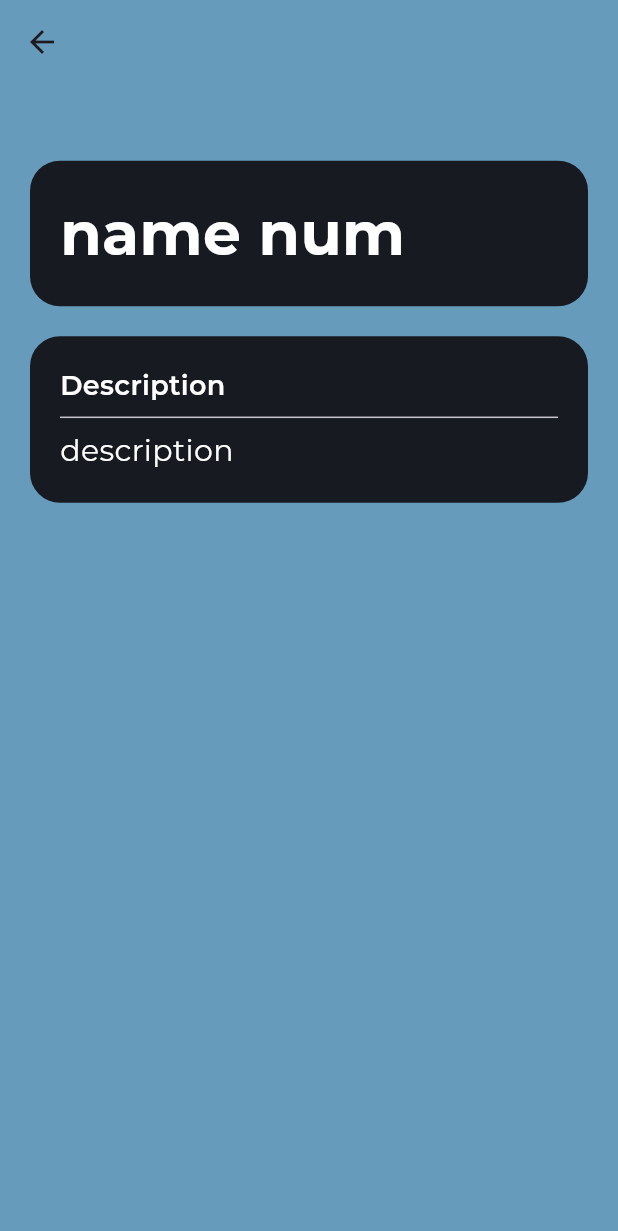
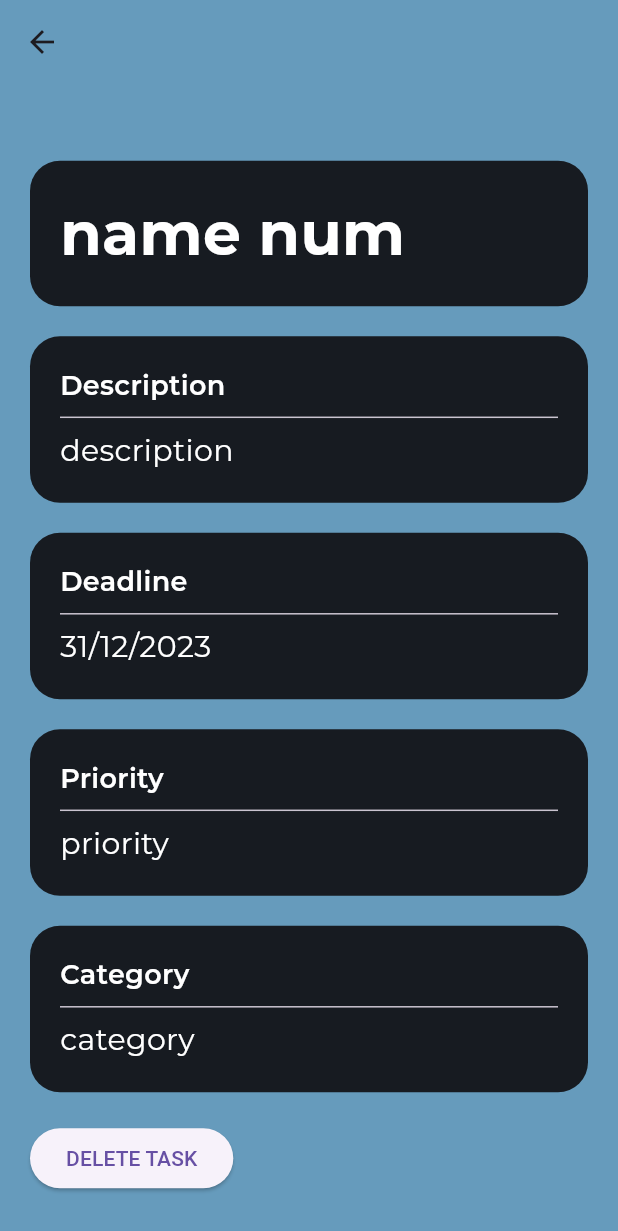
Before and after one commit to kingslayer1312/TaskTrack, a Flutter app: the TaskDetailsScreen screen opened directly with empty values, on a phone screen of 412 x 824 dp. Shown: the top 1231 px of the screen. Run offline on Flutter 3.47's test engine with Material 3 defaults, Android fonts, the phone set to English and light mode, and no system bars; our stand-ins replace google_fonts, sqflite; accounts and stored records are empty; project files that could hold a hidden picture were left out.

Commit message:
worked onn task details screen ui

```diff
--- a/lib/presentation/taskdetails_screen.dart
+++ b/lib/presentation/taskdetails_screen.dart
@@ -62,7 +62,7 @@ class _TaskDetailsScreenState extends State<TaskDetailsScreen> {
         body: Padding(
             padding: const EdgeInsets.fromLTRB(
                 20, 1.2 * kToolbarHeight, 20, 20),
-            child: Expanded(
+            child: SingleChildScrollView(
               child: Column(
                   mainAxisAlignment: MainAxisAlignment.start,
                   crossAxisAlignment: CrossAxisAlignment.start,
@@ -122,6 +122,128 @@ class _TaskDetailsScreenState extends State<TaskDetailsScreen> {
                           ],
                         )
                     ),
+                    SizedBox(
+                      height: 20,
+                    ),
+                    Container(
+                        width: MediaQuery.of(context).size.width,
+                        decoration: BoxDecoration(
+                          color: PolarisTheme.midnightSlate,
+                          borderRadius: BorderRadius.circular(20),
+                        ),
+                        padding: EdgeInsets.all(20),
+                        child: Column(
+                          mainAxisAlignment: MainAxisAlignment.start,
+                          crossAxisAlignment: CrossAxisAlignment.start,
+                          children: [
+                            Text(
+                              "Deadline",
+                              style: GoogleFonts.montserrat(
+                                  fontSize: 18,
+                                  color: PolarisTheme.pureSnow,
+                                  fontWeight: FontWeight.w600
+                              ),
+                            ),
+                            Divider(
+
+                            ),
+                            Text(
+                                "${task.deadline.day}/"
+                                    "${task.deadline.month}/"
+                                    "${task.deadline.year}",
+                                style: GoogleFonts.montserrat(
+                                    fontWeight: FontWeight.normal,
+                                    fontSize: 20,
+                                    color: PolarisTheme.pureSnow
+                                )
+                            ),
+                          ],
+                        )
+                    ),
+                    SizedBox(
+                      height: 20,
+                    ),
+                    Container(
+                        width: MediaQuery.of(context).size.width,
+                        decoration: BoxDecoration(
+                          color: PolarisTheme.midnightSlate,
+                          borderRadius: BorderRadius.circular(20),
+                        ),
+                        padding: EdgeInsets.all(20),
+                        child: Column(
+                          mainAxisAlignment: MainAxisAlignment.start,
+                          crossAxisAlignment: CrossAxisAlignment.start,
+                          children: [
+                            Text(
+                              "Priority",
+                              style: GoogleFonts.montserrat(
+                                  fontSize: 18,
+                                  color: PolarisTheme.pureSnow,
+                                  fontWeight: FontWeight.w600
+                              ),
+                            ),
+                            Divider(
+
+                            ),
+                            Text(
+                                "${task.priority}",
+                                style: GoogleFonts.montserrat(
+                                    fontWeight: FontWeight.normal,
+                                    fontSize: 20,
+                                    color: PolarisTheme.pureSnow
+                                )
+                            ),
+                          ],
+                        )
+                    ),
+                    SizedBox(
+                      height: 20,
+                    ),
+                    Container(
+                        width: MediaQuery.of(context).size.width,
+                        decoration: BoxDecoration(
+                          color: PolarisTheme.midnightSlate,
+                          borderRadius: BorderRadius.circular(20),
+                        ),
+                        padding: EdgeInsets.all(20),
+                        child: Column(
+                          mainAxisAlignment: MainAxisAlignment.start,
+                          crossAxisAlignment: CrossAxisAlignment.start,
+                          children: [
+                            Text(
+                              "Category",
+                              style: GoogleFonts.montserrat(
+                                  fontSize: 18,
+                                  color: PolarisTheme.pureSnow,
+                                  fontWeight: FontWeight.w600
+                              ),
+                            ),
+                            Divider(
+
+                            ),
+                            Text(
+                                "${task.category}",
+                                style: GoogleFonts.montserrat(
+                                    fontWeight: FontWeight.normal,
+                                    fontSize: 20,
+                                    color: PolarisTheme.pureSnow
+                                )
+                            ),
+                          ],
+                        )
+                    ),
+                    SizedBox(
+                      height: 20,
+                    ),
+                    ElevatedButton(
+                        onPressed: () async {
+                          await TasksDatabase.instance.deleteTask(task.id!);
+                          Navigator.pop(context);
+                        },
+                        child: Text(
+                            "DELETE TASK"
+                        )
+                    )
                   ]
               ),
             )
@@ -129,3 +251,7 @@ class _TaskDetailsScreenState extends State<TaskDetailsScreen> {
     );
   }
 }
+
+/*
+
+ */
```
